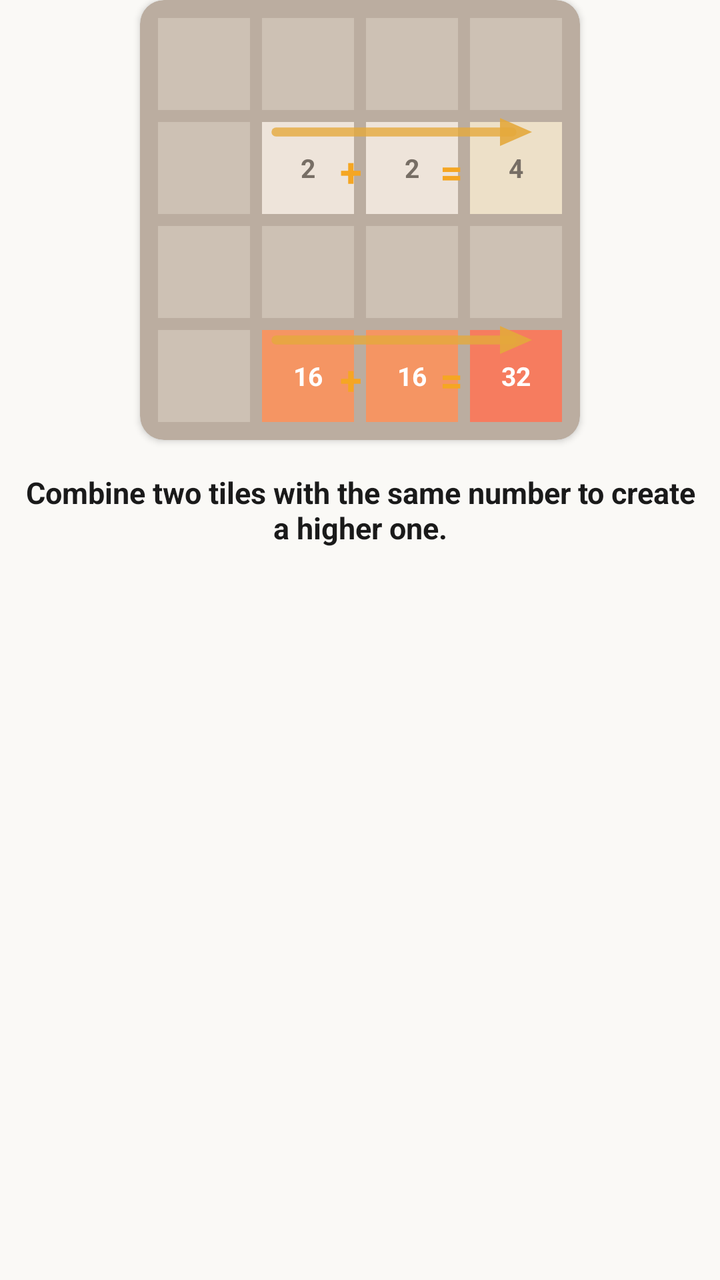
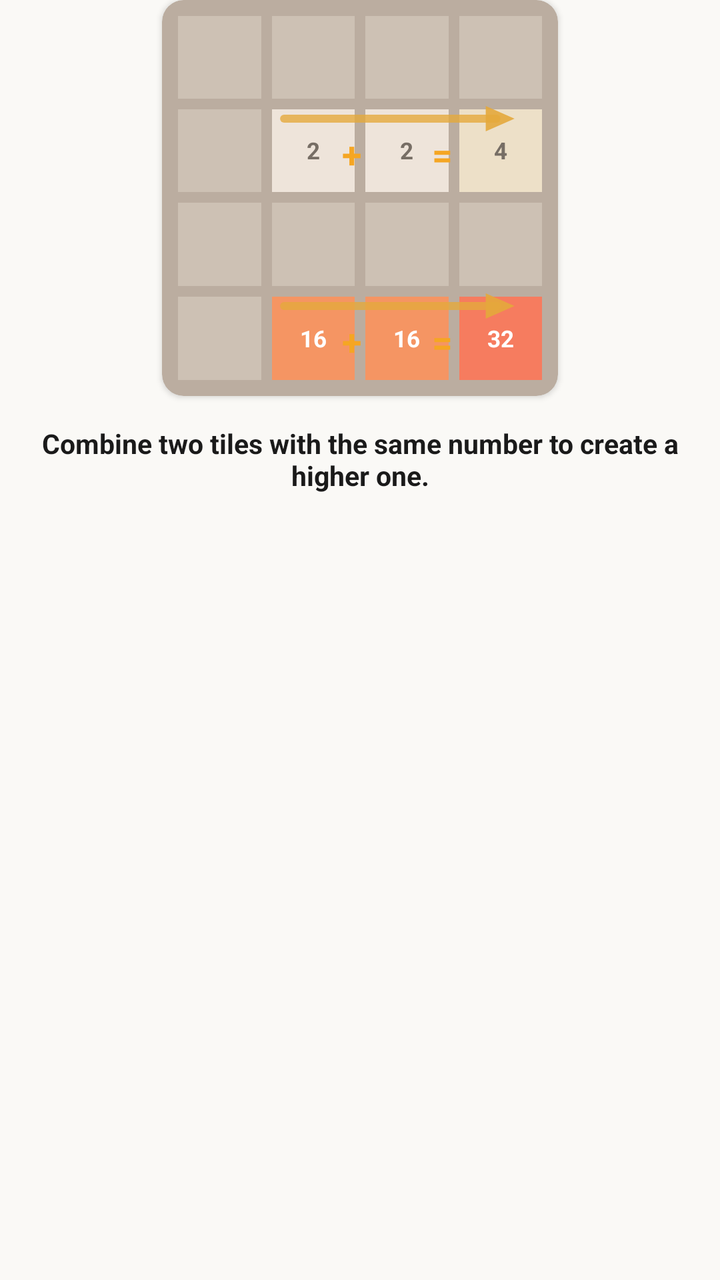

Screens rendered from an Android XML layout before and after an edit, with the pre-edit source and the edit as a unified diff.
<!-- AndroidManifest.xml: application theme Theme.NumberBlocks -->
<!-- res/layout/item_tutorial_slide_left_right.xml -->
<?xml version="1.0" encoding="utf-8"?>
<LinearLayout xmlns:android="http://schemas.android.com/apk/res/android"
    xmlns:app="http://schemas.android.com/apk/res-auto"
    android:layout_width="match_parent"
    android:layout_height="match_parent"
    android:gravity="center_horizontal"
    android:orientation="vertical">

    
    <com.google.android.material.card.MaterialCardView
        android:layout_width="220dp"
        android:layout_height="220dp"
        app:cardBackgroundColor="#BBADA0"
        app:cardCornerRadius="12dp"
        app:cardElevation="2dp"
        app:strokeWidth="0dp">

        <FrameLayout
            android:layout_width="match_parent"
            android:layout_height="match_parent">

            
            <GridLayout
                android:layout_width="match_parent"
                android:layout_height="match_parent"
                android:columnCount="4"
                android:rowCount="4"
                android:padding="6dp">

                
                <View style="@style/MiniTileStyle" android:background="#CDC1B4" />
                <View style="@style/MiniTileStyle" android:background="#CDC1B4" />
                <View style="@style/MiniTileStyle" android:background="#CDC1B4" />
                <View style="@style/MiniTileStyle" android:background="#CDC1B4" />

                
                <View style="@style/MiniTileStyle" android:background="#CDC1B4" />
                <TextView style="@style/MiniTileStyle" android:background="#EEE4DA" android:text="2" android:textColor="#776E65" />
                <TextView style="@style/MiniTileStyle" android:background="#EEE4DA" android:text="2" android:textColor="#776E65" />
                <TextView style="@style/MiniTileStyle" android:background="#EDE0C8" android:text="4" android:textColor="#776E65" />

                
                <View style="@style/MiniTileStyle" android:background="#CDC1B4" />
                <View style="@style/MiniTileStyle" android:background="#CDC1B4" />
                <View style="@style/MiniTileStyle" android:background="#CDC1B4" />
                <View style="@style/MiniTileStyle" android:background="#CDC1B4" />

                
                <View style="@style/MiniTileStyle" android:background="#CDC1B4" />
                <TextView style="@style/MiniTileStyle" android:background="#F59563" android:text="16" android:textColor="#FFFFFF" />
                <TextView style="@style/MiniTileStyle" android:background="#F59563" android:text="16" android:textColor="#FFFFFF" />
                <TextView style="@style/MiniTileStyle" android:background="#F67C5F" android:text="32" android:textColor="#FFFFFF" />
            </GridLayout>

            
            <RelativeLayout
                android:layout_width="match_parent"
                android:layout_height="match_parent">

                
                <ImageView
                    android:layout_width="140dp"
                    android:layout_height="20dp"
                    android:layout_marginStart="62dp"
                    android:layout_marginTop="56dp"
                    android:src="@drawable/ic_arrow_right_guide" />

                
                <TextView
                    android:layout_width="wrap_content"
                    android:layout_height="wrap_content"
                    android:layout_marginStart="100dp"
                    android:layout_marginTop="72dp"
                    android:text="+"
                    android:textColor="#F5A623"
                    android:textSize="20sp"
                    android:textStyle="bold" />

                
                <TextView
                    android:layout_width="wrap_content"
                    android:layout_height="wrap_content"
                    android:layout_marginStart="150dp"
                    android:layout_marginTop="72dp"
                    android:text="="
                    android:textColor="#F5A623"
                    android:textSize="20sp"
                    android:textStyle="bold" />

                
                <ImageView
                    android:layout_width="140dp"
                    android:layout_height="20dp"
                    android:layout_marginStart="62dp"
                    android:layout_marginTop="160dp"
                    android:src="@drawable/ic_arrow_right_guide" />

                
                <TextView
                    android:layout_width="wrap_content"
                    android:layout_height="wrap_content"
                    android:layout_marginStart="100dp"
                    android:layout_marginTop="176dp"
                    android:text="+"
                    android:textColor="#F5A623"
                    android:textSize="20sp"
                    android:textStyle="bold" />

                
                <TextView
                    android:layout_width="wrap_content"
                    android:layout_height="wrap_content"
                    android:layout_marginStart="150dp"
                    android:layout_marginTop="176dp"
                    android:text="="
                    android:textColor="#F5A623"
                    android:textSize="20sp"
                    android:textStyle="bold" />
            </RelativeLayout>
        </FrameLayout>
    </com.google.android.material.card.MaterialCardView>

    
    <TextView
        android:layout_width="match_parent"
        android:layout_height="wrap_content"
        android:layout_marginTop="16dp"
        android:gravity="center"
        android:paddingStart="12dp"
        android:paddingEnd="12dp"
        android:text="Combine two tiles with the same number to create a higher one."
        android:textColor="#1A1A1A"
        android:textSize="15sp"
        android:textStyle="bold" />

</LinearLayout>
<!-- resources referenced by this layout -->
<resources>
  <!-- drawable ic_arrow_right_guide (drawable) -->
  <?xml version="1.0" encoding="utf-8"?>
  <vector xmlns:android="http://schemas.android.com/apk/res/android"
      android:width="140dp"
      android:height="20dp"
      android:viewportWidth="140"
      android:viewportHeight="20">
      <path
          android:pathData="M 6 10 L 124 10"
          android:strokeColor="#E5A93C"
          android:strokeWidth="4.5"
          android:strokeAlpha="0.8"
          android:strokeLineCap="round" />
      <path
          android:pathData="M 118 3 L 134 10 L 118 17 Z"
          android:fillColor="#E5A93C"
          android:fillAlpha="0.9" />
  </vector>
  <style name="MiniTileStyle">
          <item name="android:layout_width">0dp</item>
          <item name="android:layout_height">0dp</item>
          <item name="android:layout_columnWeight">1</item>
          <item name="android:layout_rowWeight">1</item>
          <item name="android:layout_margin">3dp</item>
          <item name="android:gravity">center</item>
          <item name="android:textSize">13sp</item>
          <item name="android:textStyle">bold</item>
      </style>
  <style name="Theme.NumberBlocks" parent="Theme.MaterialComponents.DayNight.NoActionBar">
          <item name="colorPrimary">@color/primary</item>
          <item name="colorPrimaryVariant">@color/primary_variant</item>
          <item name="colorSecondary">@color/secondary</item>
          <item name="android:statusBarColor">@color/background</item>
          <item name="android:navigationBarColor">@color/background</item>
          <item name="android:windowBackground">@color/background</item>
      </style>
  <color name="primary">#1E2024</color>
  <color name="primary_variant">#161719</color>
  <color name="secondary">#5A5D66</color>
  <color name="background">#FAF9F6</color>
</resources>

<!-- the commit's change to res/layout/item_tutorial_slide_left_right.xml (unified diff, before → after) -->
@@ -8,11 +8,11 @@
 
     
     <com.google.android.material.card.MaterialCardView
-        android:layout_width="220dp"
-        android:layout_height="220dp"
+        android:layout_width="@dimen/dp_220"
+        android:layout_height="@dimen/dp_220"
         app:cardBackgroundColor="#BBADA0"
-        app:cardCornerRadius="12dp"
-        app:cardElevation="2dp"
+        app:cardCornerRadius="@dimen/dp_12"
+        app:cardElevation="@dimen/dp_2"
         app:strokeWidth="0dp">
 
         <FrameLayout
@@ -25,7 +25,7 @@
                 android:layout_height="match_parent"
                 android:columnCount="4"
                 android:rowCount="4"
-                android:padding="6dp">
+                android:padding="@dimen/dp_6">
 
                 
                 <View style="@style/MiniTileStyle" android:background="#CDC1B4" />
@@ -59,62 +59,62 @@
 
                 
                 <ImageView
-                    android:layout_width="140dp"
-                    android:layout_height="20dp"
-                    android:layout_marginStart="62dp"
-                    android:layout_marginTop="56dp"
+                    android:layout_width="@dimen/dp_140"
+                    android:layout_height="@dimen/dp_20"
+                    android:layout_marginStart="@dimen/dp_62"
+                    android:layout_marginTop="@dimen/dp_56"
                     android:src="@drawable/ic_arrow_right_guide" />
 
                 
                 <TextView
                     android:layout_width="wrap_content"
                     android:layout_height="wrap_content"
-                    android:layout_marginStart="100dp"
-                    android:layout_marginTop="72dp"
+                    android:layout_marginStart="@dimen/dp_100"
+                    android:layout_marginTop="@dimen/dp_72"
                     android:text="+"
                     android:textColor="#F5A623"
-                    android:textSize="20sp"
+                    android:textSize="@dimen/sp_20"
                     android:textStyle="bold" />
 
                 
                 <TextView
                     android:layout_width="wrap_content"
                     android:layout_height="wrap_content"
-                    android:layout_marginStart="150dp"
-                    android:layout_marginTop="72dp"
+                    android:layout_marginStart="@dimen/dp_150"
+                    android:layout_marginTop="@dimen/dp_72"
                     android:text="="
                     android:textColor="#F5A623"
-                    android:textSize="20sp"
+                    android:textSize="@dimen/sp_20"
                     android:textStyle="bold" />
 
                 
                 <ImageView
-                    android:layout_width="140dp"
-                    android:layout_height="20dp"
-                    android:layout_marginStart="62dp"
-                    android:layout_marginTop="160dp"
+                    android:layout_width="@dimen/dp_140"
+                    android:layout_height="@dimen/dp_20"
+                    android:layout_marginStart="@dimen/dp_62"
+                    android:layout_marginTop="@dimen/dp_160"
                     android:src="@drawable/ic_arrow_right_guide" />
 
                 
                 <TextView
                     android:layout_width="wrap_content"
                     android:layout_height="wrap_content"
-                    android:layout_marginStart="100dp"
-                    android:layout_marginTop="176dp"
+                    android:layout_marginStart="@dimen/dp_100"
+                    android:layout_marginTop="@dimen/dp_176"
                     android:text="+"
                     android:textColor="#F5A623"
-                    android:textSize="20sp"
+                    android:textSize="@dimen/sp_20"
                     android:textStyle="bold" />
 
                 
                 <TextView
                     android:layout_width="wrap_content"
                     android:layout_height="wrap_content"
-                    android:layout_marginStart="150dp"
-                    android:layout_marginTop="176dp"
+                    android:layout_marginStart="@dimen/dp_150"
+                    android:layout_marginTop="@dimen/dp_176"
                     android:text="="
                     android:textColor="#F5A623"
-                    android:textSize="20sp"
+                    android:textSize="@dimen/sp_20"
                     android:textStyle="bold" />
             </RelativeLayout>
         </FrameLayout>
@@ -124,13 +124,13 @@
     <TextView
         android:layout_width="match_parent"
         android:layout_height="wrap_content"
-        android:layout_marginTop="16dp"
+        android:layout_marginTop="@dimen/dp_16"
         android:gravity="center"
-        android:paddingStart="12dp"
-        android:paddingEnd="12dp"
+        android:paddingStart="@dimen/dp_12"
+        android:paddingEnd="@dimen/dp_12"
         android:text="Combine two tiles with the same number to create a higher one."
         android:textColor="#1A1A1A"
-        android:textSize="15sp"
+        android:textSize="@dimen/sp_15"
         android:textStyle="bold" />
 
 </LinearLayout>
<!-- resource entries referenced after the edit -->
@@ -1,5 +1,21 @@
 <!-- resources referenced by this layout -->
 <resources>
+  <dimen name="dp_100">100.00dp</dimen>
+  <dimen name="dp_12">12.00dp</dimen>
+  <dimen name="dp_140">140.00dp</dimen>
+  <dimen name="dp_150">150.00dp</dimen>
+  <dimen name="dp_16">16.00dp</dimen>
+  <dimen name="dp_160">160.00dp</dimen>
+  <dimen name="dp_176">176.00dp</dimen>
+  <dimen name="dp_2">2.00dp</dimen>
+  <dimen name="dp_20">20.00dp</dimen>
+  <dimen name="dp_220">220.00dp</dimen>
+  <dimen name="dp_56">56.00dp</dimen>
+  <dimen name="dp_6">6.00dp</dimen>
+  <dimen name="dp_62">62.00dp</dimen>
+  <dimen name="dp_72">72.00dp</dimen>
+  <dimen name="sp_15">15.00sp</dimen>
+  <dimen name="sp_20">20.00sp</dimen>
   <!-- drawable ic_arrow_right_guide (drawable) -->
   <?xml version="1.0" encoding="utf-8"?>
   <vector xmlns:android="http://schemas.android.com/apk/res/android"
@@ -23,9 +39,9 @@
           <item name="android:layout_height">0dp</item>
           <item name="android:layout_columnWeight">1</item>
           <item name="android:layout_rowWeight">1</item>
-          <item name="android:layout_margin">3dp</item>
+          <item name="android:layout_margin">@dimen/dp_3</item>
           <item name="android:gravity">center</item>
-          <item name="android:textSize">13sp</item>
+          <item name="android:textSize">@dimen/sp_13</item>
           <item name="android:textStyle">bold</item>
       </style>
   <style name="Theme.NumberBlocks" parent="Theme.MaterialComponents.DayNight.NoActionBar">
@@ -36,6 +52,8 @@
           <item name="android:navigationBarColor">@color/background</item>
           <item name="android:windowBackground">@color/background</item>
       </style>
+  <dimen name="dp_3">3.00dp</dimen>
+  <dimen name="sp_13">13.00sp</dimen>
   <color name="primary">#1E2024</color>
   <color name="primary_variant">#161719</color>
   <color name="secondary">#5A5D66</color>
